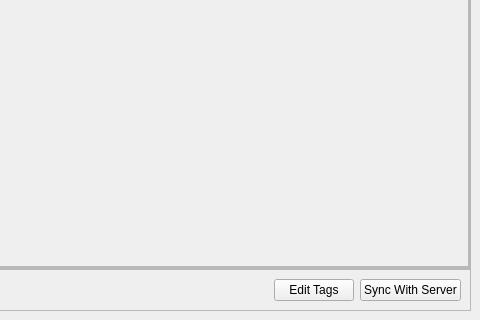
Above: src/gui/mainwindow.ui from gravityfargo/DavTasks before the change; both pictures show x 476 to 956 and y 474 to 794 of the 956 by 794 pixel window. Below: the same form after it.
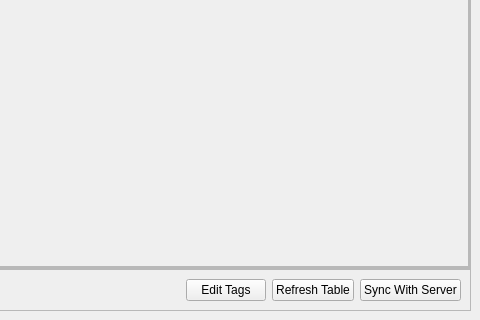
That is the form after the change.

Commit message: refresh gui button, UI improvements

```diff
--- a/src/gui/mainwindow.ui
+++ b/src/gui/mainwindow.ui
@@ -227,7 +227,7 @@
        <enum>QFrame::Raised</enum>
       </property>
       <layout class="QGridLayout" name="gridLayout_4">
-       <item row="0" column="3">
+       <item row="0" column="4">
         <widget class="QPushButton" name="pushButtonSync">
          <property name="text">
           <string>Sync With Server</string>
@@ -273,6 +273,13 @@
          </property>
         </spacer>
        </item>
+       <item row="0" column="3">
+        <widget class="QPushButton" name="pushButtonRefresh">
+         <property name="text">
+          <string>Refresh Table</string>
+         </property>
+        </widget>
+       </item>
       </layout>
      </widget>
     </item>
```
The commit also changes 2 other files.
